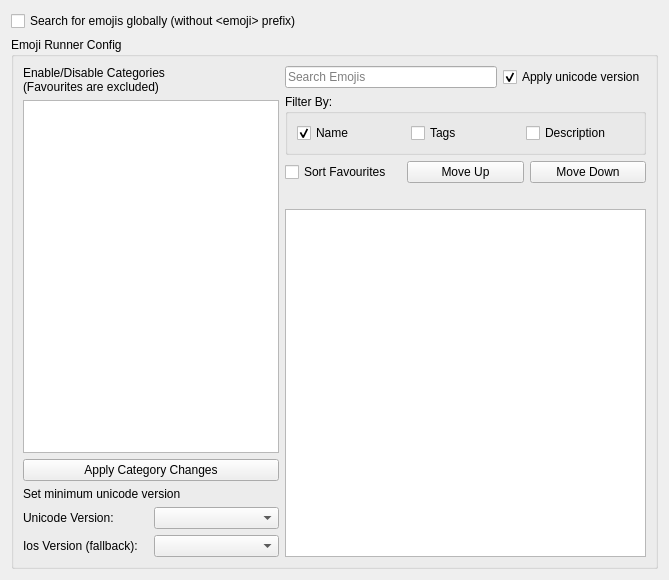
Above: src/config/emojirunner_config.ui from alex1701c/EmojiRunner before the change. Below: the same form after it.
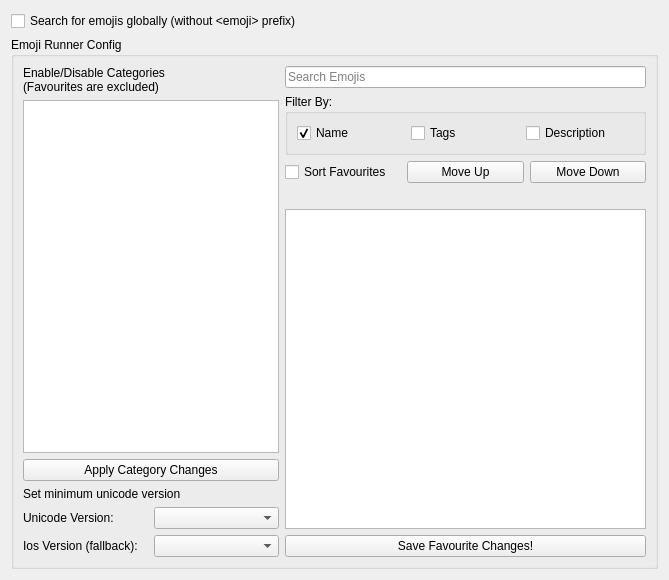
That is the form after the change.

Commit message: Saving config works, changes to favourites and theior order are applied

Patch:
```diff
--- a/src/config/emojirunner_config.ui
+++ b/src/config/emojirunner_config.ui
@@ -128,16 +128,6 @@
               </property>
              </widget>
             </item>
-            <item>
-             <widget class="QCheckBox" name="favouriteFilterVersions">
-              <property name="text">
-               <string>Apply unicode version</string>
-              </property>
-              <property name="checked">
-               <bool>true</bool>
-              </property>
-             </widget>
-            </item>
            </layout>
           </item>
           <item>
@@ -214,6 +204,13 @@
         <item>
          <widget class="QListWidget" name="favouriteListView"/>
         </item>
+        <item>
+         <widget class="QPushButton" name="favouriteChangesSaveButton">
+          <property name="text">
+           <string>Save Favourite Changes!</string>
+          </property>
+         </widget>
+        </item>
        </layout>
       </item>
      </layout>
```
The commit also changes 2 other files.
